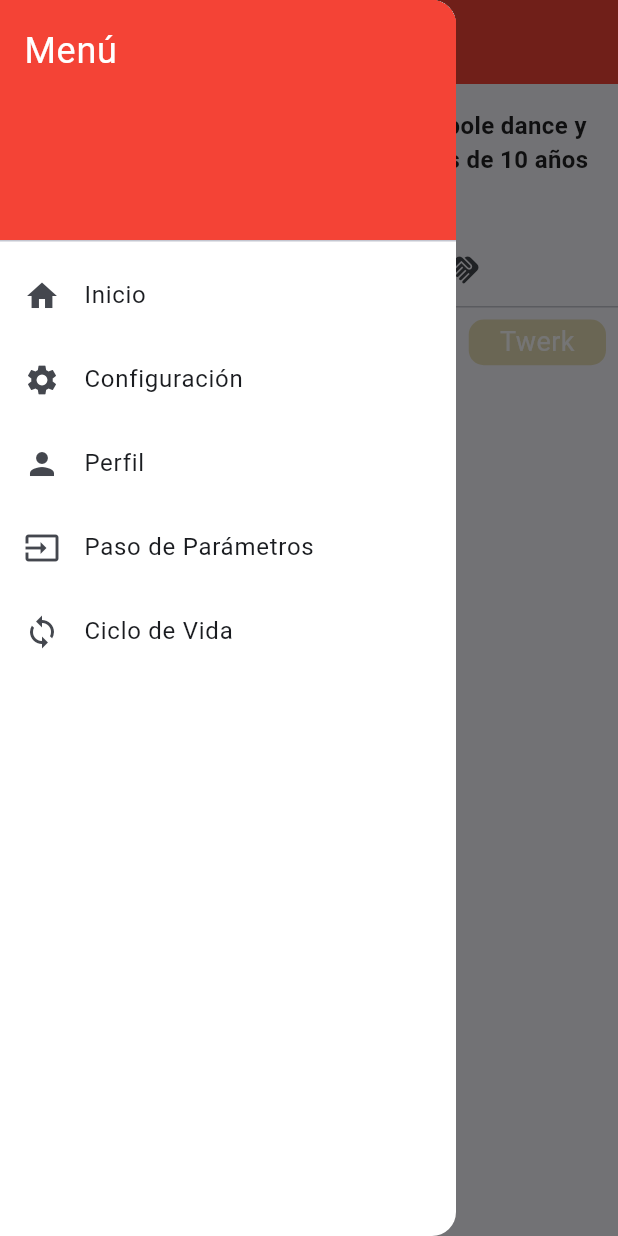
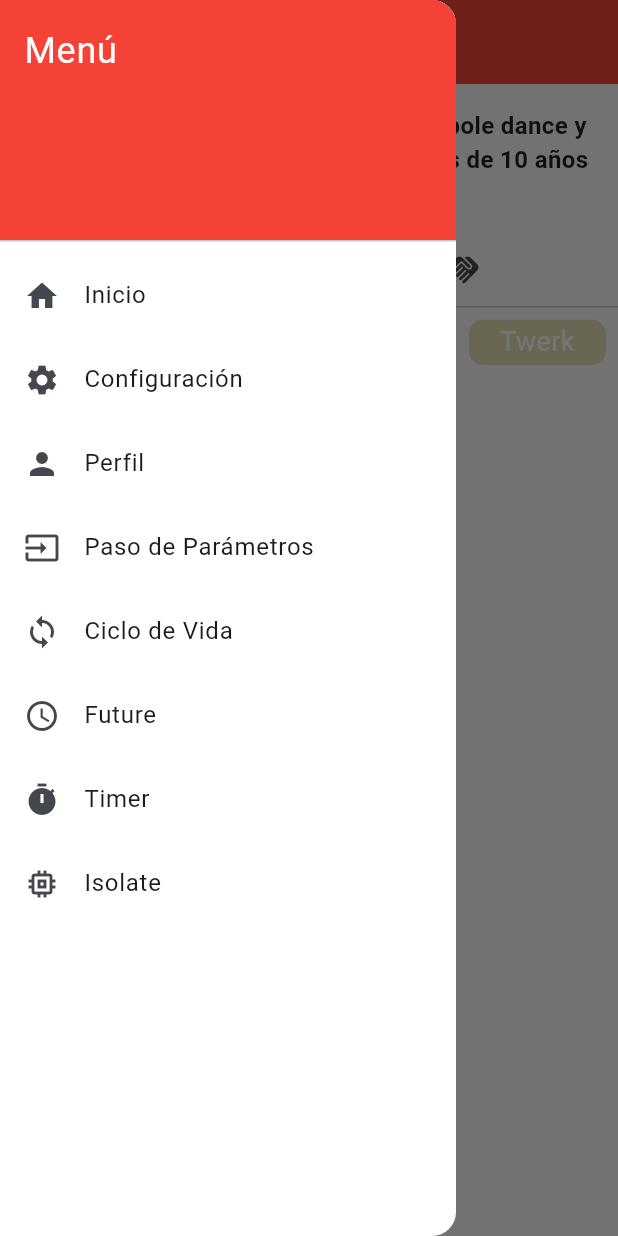
Before and after one commit to Jcamiloag/Proyecto_moviles, a Flutter app: the screen it shows after launch, with the side drawer open, on a phone screen of 412 x 824 dp. Run offline on Flutter 3.47's test engine with Material 3 defaults, Android fonts, the phone set to English and light mode, and no system bars; our stand-ins replace go_router.

Commit message:
implementacion future,timer e isolate

```diff
--- a/lib/routes/app_router.dart
+++ b/lib/routes/app_router.dart
@@ -1,10 +1,14 @@
 import 'package:go_router/go_router.dart';
 import 'package:hola_mundo/views/ciclo_vida/ciclo_vida_screen.dart';
+import 'package:hola_mundo/views/future/future_view.dart';
 import 'package:hola_mundo/views/home_view.dart';
 import 'package:hola_mundo/views/paso_parametros/detalle_screen.dart';
 import 'package:hola_mundo/views/paso_parametros/paso_parametros_screen.dart';
 import 'package:hola_mundo/views/profile_view.dart';
 import 'package:hola_mundo/views/settings_view.dart';
+import 'package:hola_mundo/views/future/future_view.dart';
+import 'package:hola_mundo/views/timer/timer_view.dart';
+import 'package:hola_mundo/views/isolate/isolate_view.dart';
 
 final GoRouter appRouter = GoRouter(
   routes: [
@@ -44,5 +48,22 @@ final GoRouter appRouter = GoRouter(
       path: '/ciclo_vida',
       builder: (context, state) => const CicloVidaScreen(),
     ),
+    GoRoute(
+      path: '/future',
+      name: 'future',
+      builder: (context, state) => const FutureView(),
+    ),
+    //!Ruta para el demo de Timer
+    GoRoute(
+      path: '/timer',
+      name: 'timerView',
+      builder: (context, state) => const TimerView(),
+    ),
+     GoRoute(
+      path: '/isolate', //*ruta para el demo de Isolate
+      name: 'isolate', //*nombre de la ruta
+      builder: (context, state) => const IsolateView(),
+    ),
+
   ],
 );
--- a/lib/views/base_view.dart
+++ b/lib/views/base_view.dart
@@ -3,9 +3,9 @@ import 'custom_drawer.dart'; // Importa el Drawer personalizado
 
 class BaseView extends StatelessWidget {
   final String title;
-  final Widget body;
-  final int initialIndex; // Add the missing field
-  final int length; // Add the missing field
+  final Widget body; // Cuerpo de la vista
+  final int initialIndex; // Índice inicial para el BottomNavigationBar
+  final int length; // Longitud de la lista de rutas
 
   const BaseView({super.key, required this.title, required this.body, required this.initialIndex, required this.length});
 
--- a/lib/views/custom_drawer.dart
+++ b/lib/views/custom_drawer.dart
@@ -77,6 +77,29 @@ class CustomDrawer extends StatelessWidget {
               context.go('/ciclo_vida');
             },
           ),
+          //!Future
+          ListTile(
+            leading: const Icon(Icons.schedule),
+            title: const Text('Future'),
+            onTap: () => context.goNamed('future'),
+          ),
+          //!TIMER
+          ListTile(
+            leading: const Icon(Icons.timer),
+            title: const Text('Timer'),
+            onTap: () {
+              context.goNamed('timerView');
+            },
+          ),
+           //!ISOLATE
+          ListTile(
+            leading: const Icon(Icons.memory),
+            title: const Text('Isolate'),
+            onTap: () {
+              //Navega a la ruta con nombre 'isolate'
+              context.goNamed('isolate');
+            },
+          ),
         ],
       ),
     );
--- a/lib/views/home_view.dart
+++ b/lib/views/home_view.dart
@@ -7,7 +7,7 @@ class HomeView extends StatelessWidget {
   @override
   Widget build(BuildContext context) {
     return DefaultTabController(
-      length: 3, // Número de pestañas
+      length: 2, // Número de pestañas
       child: BaseView(
         title: 'ACADEMIA FARFALA',
         initialIndex: 1,
@@ -36,13 +36,13 @@ class HomeView extends StatelessWidget {
             Expanded(
               child: TabBarView(
                 children: <Widget>[
-                  // *Pestaña Cloud - GridView con 7 ítems personalizados*
+                  // Pestaña clases
                   GridViewBuilder(items: [
                     "Pole Sport", "Sexy Pole", "Baile en silla", "Twerk", "Baile Urbano", "Bachata y salsa", "Funcional"
                   ]),
 
-                  // *Otras pestañas*
-                  //const Center(child: Text("Bienvenido")),
+                  // Segunda pestaña de saludo
+
                   Image.asset(
                     ('assets/images/imagen_1.jpg'),
                     width: 200,
```
Also changed, not shown: lib/views/future/future_view.dart (added, +92 -0 lines), lib/views/isolate/isolate_view.dart (added, +98 -0 lines), lib/views/timer/timer_view.dart (added, +135 -0 lines), pubspec.yaml (+6 -2 lines).
